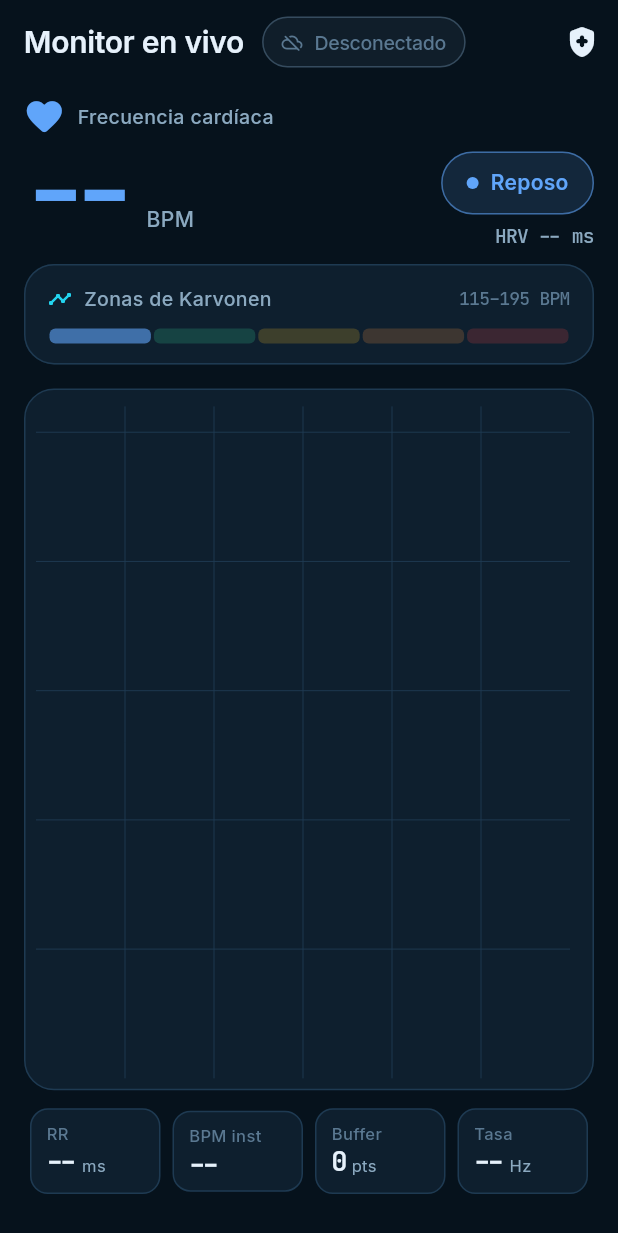
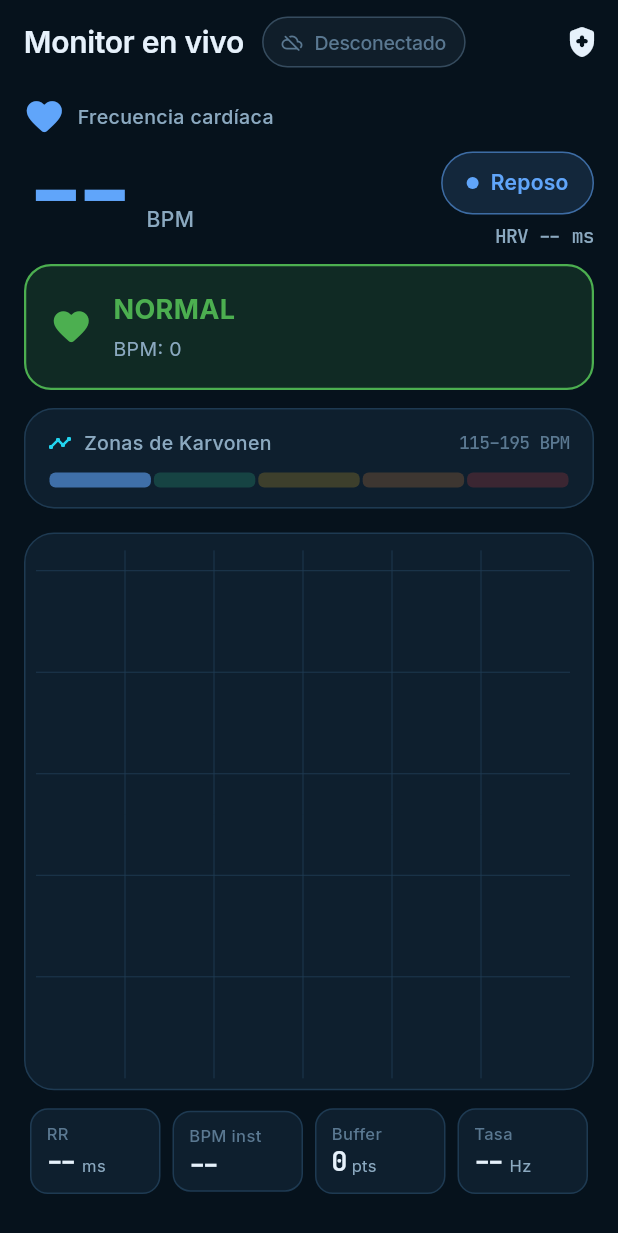
Before and after one commit to Diego071104/TALLER, a Flutter app: the DashboardScreen screen opened directly, on a phone screen of 412 x 824 dp. Shown: the top 1233 px of the screen. Run offline on Flutter 3.47's test engine with Material 3 defaults, Android fonts, the phone set to English and light mode, and no system bars; drawn by our look-alikes of fl_chart; our stand-ins replace google_fonts; accounts and stored records are empty.

Commit message:
Agrego deteccion de taquicardia en reposo

```diff
--- a/lib/ui/screens/dashboard_screen.dart
+++ b/lib/ui/screens/dashboard_screen.dart
@@ -67,6 +67,10 @@ class DashboardScreen extends StatelessWidget {
                   zone: zone,
                   rmssdMs: stream.rmssdMs),
               const SizedBox(height: 12),
+              _CardiacStatusBanner(bpm:smoothed,rmssdMs:stream.rmssdMs,),
+
+              const SizedBox(height: 12),
+
               _ZoneTrackCard(currentBpm: smoothed, ranges: ranges, zone: zone),
               const SizedBox(height: 16),
               Expanded(
@@ -324,6 +328,76 @@ class _ModeSelector extends StatelessWidget {
         return 'Ejercicio';
       default:
         return mode;
+        }
     }
+    }
+    class _CardiacStatusBanner extends StatelessWidget {
+      final double bpm;
+      final double? rmssdMs;
+
+  const _CardiacStatusBanner({
+    required this.bpm,
+    required this.rmssdMs,
+  });
+
+  @override
+  Widget build(BuildContext context) {
+    Color color;
+    String title;
+    IconData icon;
+
+    if (bpm > 120 || (rmssdMs != null && rmssdMs! > 120)) {
+      color = Colors.red;
+      title = 'RIESGO CARDIOVASCULAR';
+      icon = Icons.warning_rounded;
+    } else if (bpm > 100) {
+      color = Colors.orange;
+      title = 'PRECAUCIÓN';
+      icon = Icons.monitor_heart_rounded;
+    } else {
+      color = Colors.green;
+      title = 'NORMAL';
+      icon = Icons.favorite_rounded;
+    }
+
+    return Container(
+      width: double.infinity,
+      padding: const EdgeInsets.all(16),
+      decoration: BoxDecoration(
+        color: color.withValues(alpha: 0.15),
+        borderRadius: BorderRadius.circular(18),
+        border: Border.all(color: color, width: 1.5),
+      ),
+      child: Row(
+        children: [
+          Icon(icon, color: color, size: 28),
+          const SizedBox(width: 14),
+          Expanded(
+            child: Column(
+              crossAxisAlignment: CrossAxisAlignment.start,
+              children: [
+                Text(
+                  title,
+                  style: TextStyle(
+                    color: color,
+                    fontSize: 18,
+                    fontWeight: FontWeight.bold,
+                  ),
+                ),
+                const SizedBox(height: 4),
+                Text(
+                  'BPM: ${bpm.toStringAsFixed(0)}'
+                  '${rmssdMs != null ? '  •  HRV: ${rmssdMs!.toStringAsFixed(0)} ms' : ''}',
+                  style: const TextStyle(
+                    color: AppColors.textSecondary,
+                    fontSize: 13,
+                  ),
+                ),
+              ],
+            ),
+          ),
+        ],
+      ),
+    );
   }
 }
```
